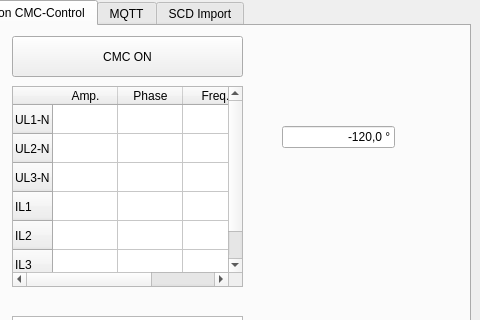
The window that Qt_GUI/frm_main.ui (Pfannex/CMC-104_Mapper) describes before a commit, drawn with Qt 5; both pictures show x 320 to 800 and y 0 to 320 of the 800 by 600 pixel window.
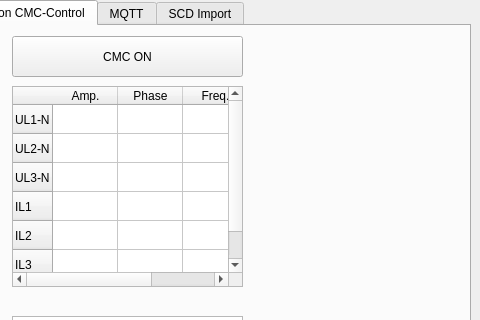
The same window after the commit. Icons and pictures are not drawn.

Commit message: restruct deleting

What changed in the file:
```diff
--- a/Qt_GUI/frm_main.ui
+++ b/Qt_GUI/frm_main.ui
@@ -589,28 +589,6 @@
        </rect>
       </property>
      </widget>
-     <widget class="QLineEdit" name="lineEdit">
-      <property name="geometry">
-       <rect>
-        <x>590</x>
-        <y>100</y>
-        <width>113</width>
-        <height>22</height>
-       </rect>
-      </property>
-      <property name="text">
-       <string>-120,0 °</string>
-      </property>
-      <property name="alignment">
-       <set>Qt::AlignRight|Qt::AlignTrailing|Qt::AlignVCenter</set>
-      </property>
-      <property name="placeholderText">
-       <string/>
-      </property>
-      <property name="clearButtonEnabled">
-       <bool>false</bool>
-      </property>
-     </widget>
     </widget>
     <widget class="QWidget" name="tab_mqtt">
      <attribute name="title">
```
The commit also changes 2 other files.
